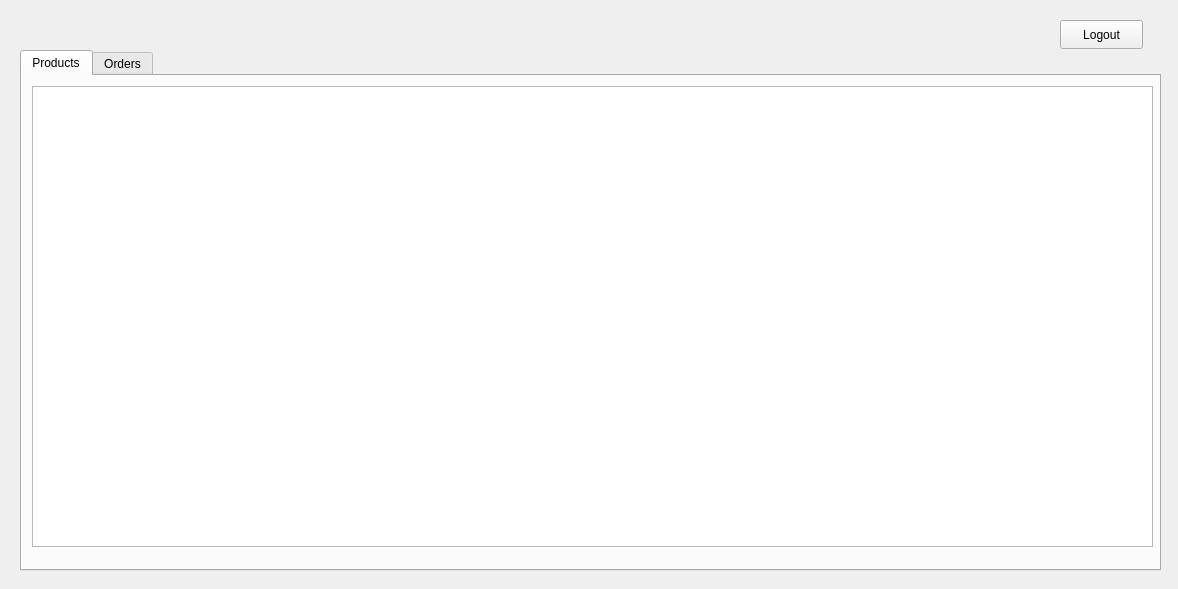
First picture: the form in adminpage.ui, repository BilalUsmani02/OrderHub, before the edit.
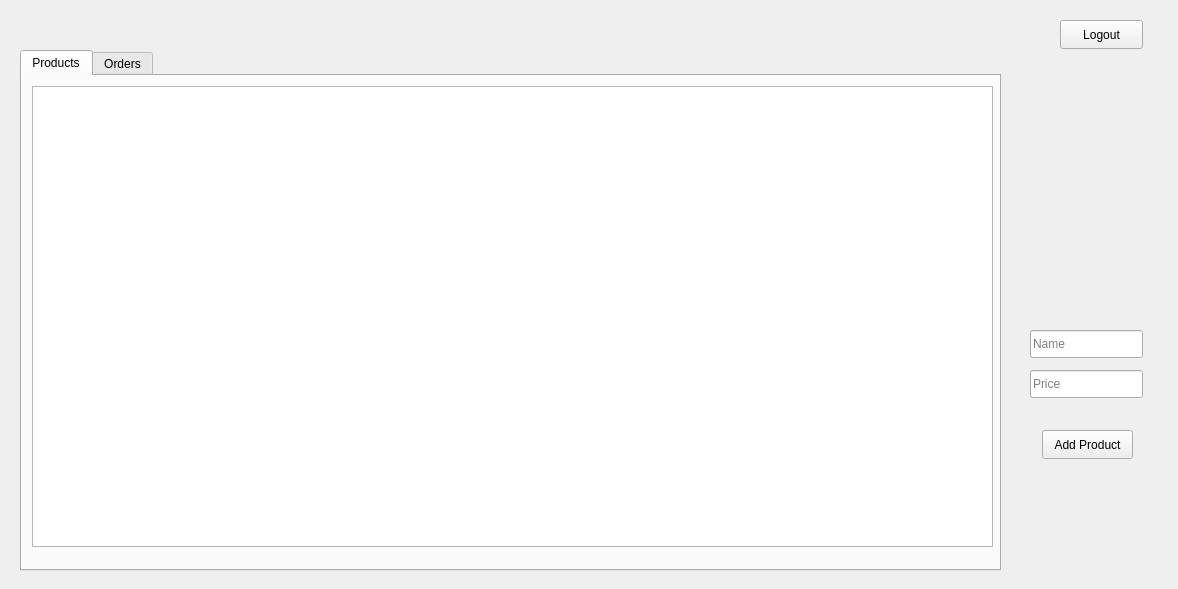
Second picture: the form after the edit. The open tabs and pages were chosen to show the change.

What changed in the file:
```diff
--- a/adminpage.ui
+++ b/adminpage.ui
@@ -18,7 +18,7 @@
     <rect>
      <x>20</x>
      <y>50</y>
-     <width>1141</width>
+     <width>981</width>
      <height>521</height>
     </rect>
    </property>
@@ -34,7 +34,7 @@
       <rect>
        <x>10</x>
        <y>10</y>
-       <width>1121</width>
+       <width>961</width>
        <height>461</height>
       </rect>
      </property>
@@ -69,6 +69,51 @@
     <string>Logout</string>
    </property>
   </widget>
+  <widget class="QPushButton" name="pushButton">
+   <property name="geometry">
+    <rect>
+     <x>1042</x>
+     <y>430</y>
+     <width>91</width>
+     <height>29</height>
+    </rect>
+   </property>
+   <property name="text">
+    <string>Add Product</string>
+   </property>
+  </widget>
+  <widget class="QLineEdit" name="pName">
+   <property name="geometry">
+    <rect>
+     <x>1030</x>
+     <y>330</y>
+     <width>113</width>
+     <height>28</height>
+    </rect>
+   </property>
+   <property name="text">
+    <string/>
+   </property>
+   <property name="placeholderText">
+    <string>Name</string>
+   </property>
+  </widget>
+  <widget class="QLineEdit" name="pPrice">
+   <property name="geometry">
+    <rect>
+     <x>1030</x>
+     <y>370</y>
+     <width>113</width>
+     <height>28</height>
+    </rect>
+   </property>
+   <property name="text">
+    <string/>
+   </property>
+   <property name="placeholderText">
+    <string>Price</string>
+   </property>
+  </widget>
  </widget>
  <resources/>
  <connections/>
```
Left out of the diff: 2 changed lines with no effect on the pictures.
